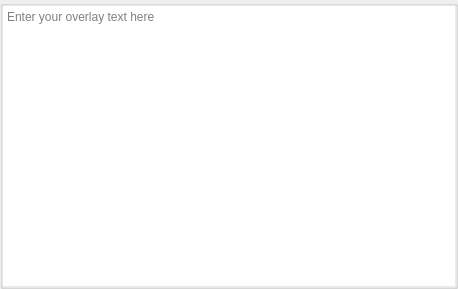
Above: src/display/qt/dialogs/ui/overlay_dialog.ui from arnoo-sel/vcs before the change. Below: the same form after it.
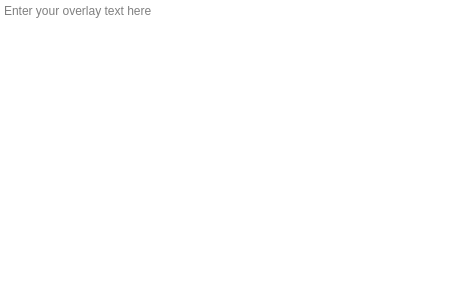
That is the form after the change.

```diff
--- a/src/display/qt/dialogs/ui/overlay_dialog.ui
+++ b/src/display/qt/dialogs/ui/overlay_dialog.ui
@@ -16,31 +16,7 @@
   <property name="windowTitle">
    <string>Dialog</string>
   </property>
-  <layout class="QVBoxLayout" name="verticalLayout_3">
-   <property name="spacing">
-    <number>0</number>
-   </property>
-   <property name="leftMargin">
-    <number>0</number>
-   </property>
-   <property name="topMargin">
-    <number>0</number>
-   </property>
-   <property name="rightMargin">
-    <number>0</number>
-   </property>
-   <property name="bottomMargin">
-    <number>0</number>
-   </property>
-   <item>
-    <widget class="QGroupBox" name="groupBox_main">
-     <property name="title">
-      <string/>
-     </property>
      <layout class="QVBoxLayout" name="verticalLayout">
-      <property name="spacing">
-       <number>0</number>
-      </property>
       <property name="leftMargin">
        <number>0</number>
       </property>
@@ -67,15 +43,12 @@
         <property name="lineWrapMode">
          <enum>QPlainTextEdit::NoWrap</enum>
         </property>
-        <property name="tabStopDistance">
+     <property name="tabStopWidth">
          <number>15</number>
         </property>
         <property name="placeholderText">
          <string>Enter your overlay text here</string>
         </property>
-       </widget>
-      </item>
-     </layout>
     </widget>
    </item>
   </layout>
```
Lines whose indentation alone changed are shown as unchanged.
